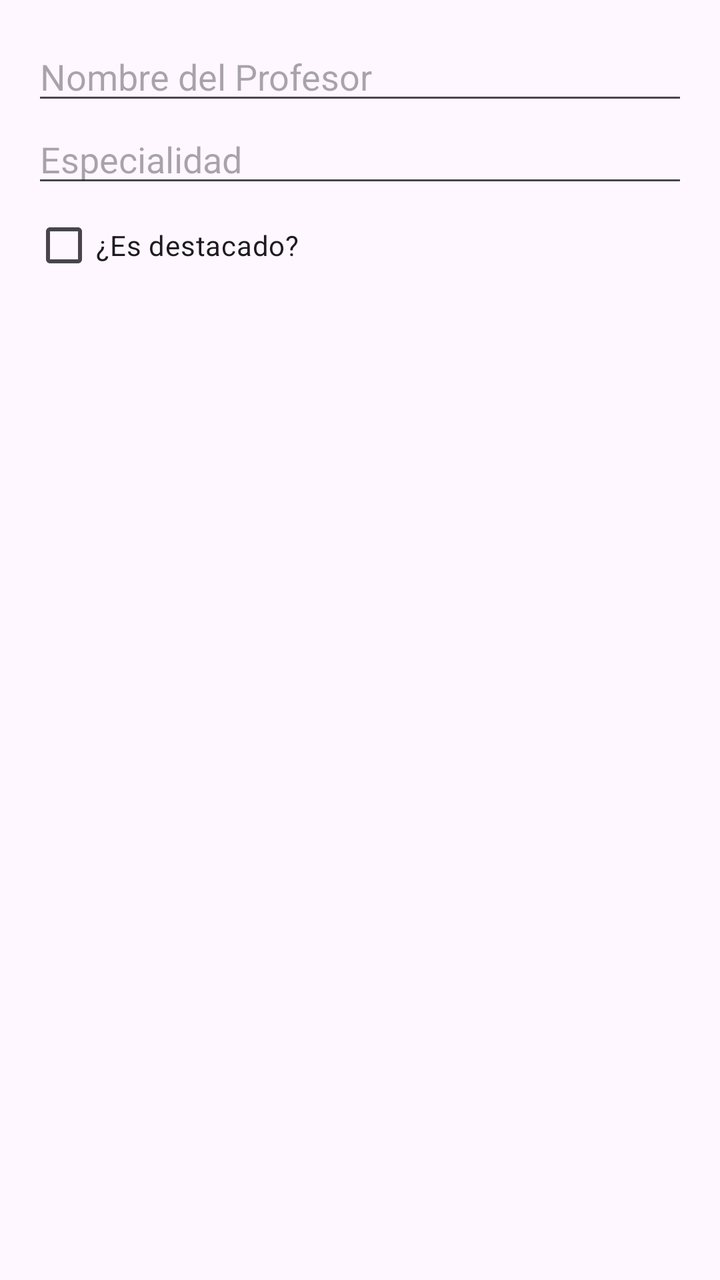
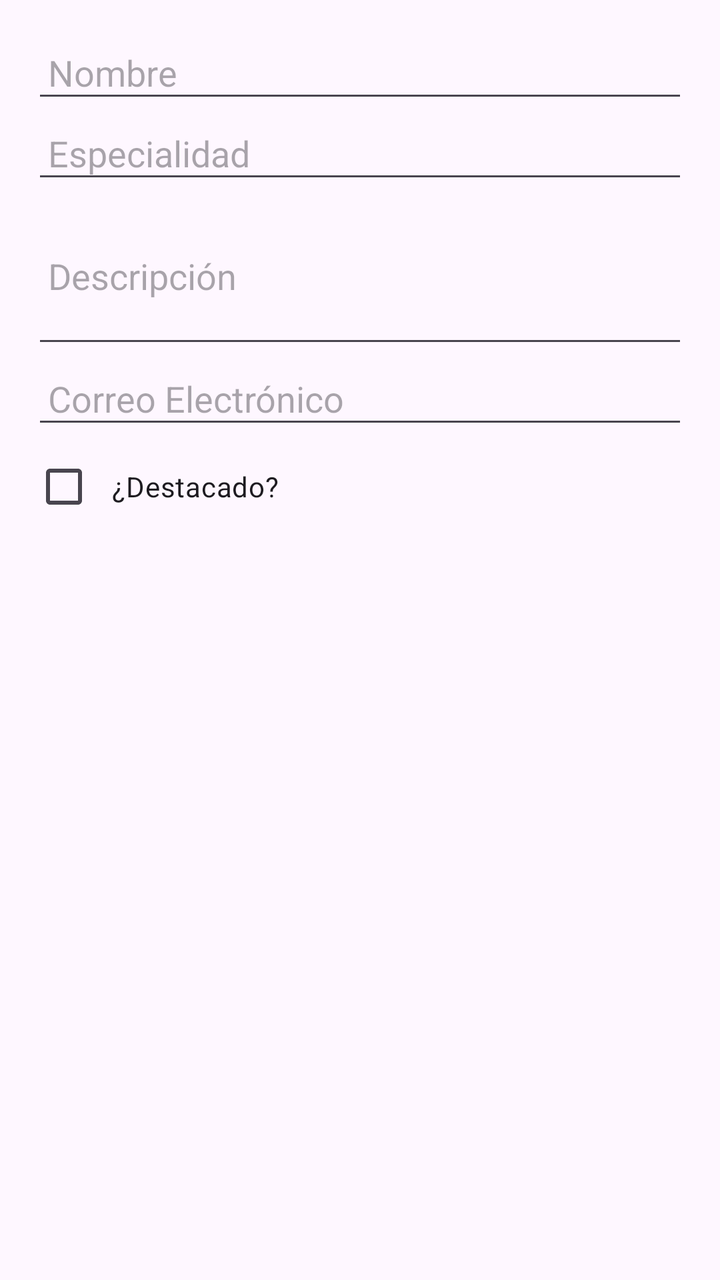

Compare the two renders of this Android layout. The source of the first and the diff that turns it into the second are given below.
<!-- AndroidManifest.xml: application theme Theme.LoginYCardView -->
<!-- res/layout/dialog_professor.xml -->
<LinearLayout xmlns:android="http://schemas.android.com/apk/res/android"
    android:layout_width="match_parent"
    android:layout_height="wrap_content"
    android:orientation="vertical"
    android:padding="16dp">

    <EditText
        android:id="@+id/editName"
        android:layout_width="match_parent"
        android:layout_height="wrap_content"
        android:hint="Nombre del Profesor" />

    <EditText
        android:id="@+id/editSpecialty"
        android:layout_width="match_parent"
        android:layout_height="wrap_content"
        android:hint="Especialidad" />

    <CheckBox
        android:id="@+id/checkboxTopRated"
        android:layout_width="wrap_content"
        android:layout_height="wrap_content"
        android:text="¿Es destacado?" />
</LinearLayout>
<!-- resources referenced by this layout -->
<resources>
  <style name="Theme.LoginYCardView" parent="Base.Theme.LoginYCardView" />
  <style name="Base.Theme.LoginYCardView" parent="Theme.Material3.DayNight.NoActionBar">
          
          
      </style>
</resources>

<!-- the commit's change to res/layout/dialog_professor.xml (unified diff, before → after) -->
@@ -1,24 +1,53 @@
-<LinearLayout xmlns:android="http://schemas.android.com/apk/res/android"
+<?xml version="1.0" encoding="utf-8"?>
+<LinearLayout
+    xmlns:android="http://schemas.android.com/apk/res/android"
     android:layout_width="match_parent"
     android:layout_height="wrap_content"
     android:orientation="vertical"
     android:padding="16dp">
 
+    
     <EditText
         android:id="@+id/editName"
         android:layout_width="match_parent"
         android:layout_height="wrap_content"
-        android:hint="Nombre del Profesor" />
+        android:hint="Nombre"
+        android:inputType="textPersonName"
+        android:padding="8dp" />
 
+    
     <EditText
         android:id="@+id/editSpecialty"
         android:layout_width="match_parent"
         android:layout_height="wrap_content"
-        android:hint="Especialidad" />
+        android:hint="Especialidad"
+        android:inputType="text"
+        android:padding="8dp" />
 
+    
+    <EditText
+        android:id="@+id/editDescription"
+        android:layout_width="match_parent"
+        android:layout_height="wrap_content"
+        android:hint="Descripción"
+        android:inputType="textMultiLine"
+        android:minLines="3"
+        android:padding="8dp" />
+
+    
+    <EditText
+        android:id="@+id/editEmail"
+        android:layout_width="match_parent"
+        android:layout_height="wrap_content"
+        android:hint="Correo Electrónico"
+        android:inputType="textEmailAddress"
+        android:padding="8dp" />
+
+    
     <CheckBox
         android:id="@+id/checkboxTopRated"
         android:layout_width="wrap_content"
         android:layout_height="wrap_content"
-        android:text="¿Es destacado?" />
+        android:text="¿Destacado?"
+        android:padding="8dp" />
 </LinearLayout>
